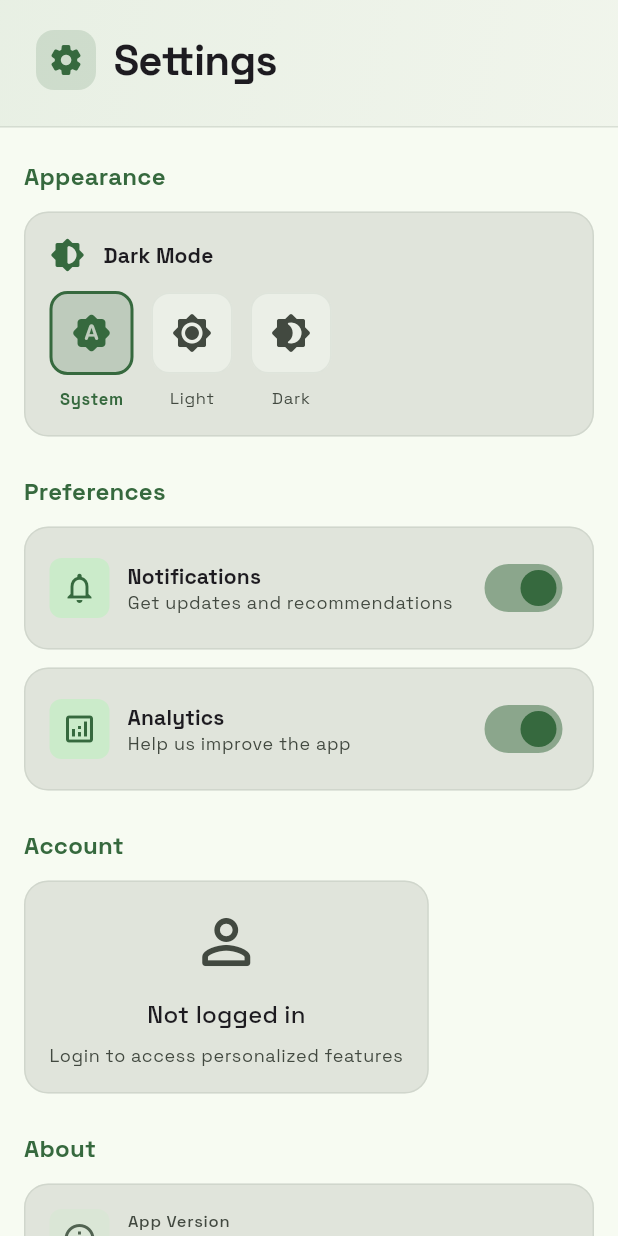
After one commit to ByFlowt/spotify-ai-music-app, a Flutter app: the SettingsPage screen opened directly, on a phone screen of 412 x 824 dp. The commit adds this screen. Run offline on Flutter 3.47's test engine with Material 3 defaults, Android fonts, the phone set to English and light mode, and no system bars; our stand-ins replace audioplayers, flutter_dotenv, flutter_secure_storage, google_fonts, google_generative_ai, qr_flutter and 1 more; missing offline and left inert: dart:html, flutter_web_auth_2; accounts and stored records are empty.

Commit message:
feat: add settings page with dark mode and clickable song filters
- New settings page with Dark Mode toggle (System/Light/Dark)
- Settings menu includes Notifications and Analytics toggles
- Account section with login status and logout functionality
- About section with app version and GitHub repository info
- Enhanced song search with trending tracks display in empty state
- Clickable genre filter and sort buttons (relevance/popularity/newest)
- Added Trending Now section showing top 5 trending tracks
- Settings navigation added to main app with badge indicator
- Material 3 Expressive design with consistent styling
- Support for both authenticated and guest mode users

```diff
--- a/lib/config/api_config.dart
+++ b/lib/config/api_config.dart
@@ -16,7 +16,7 @@ class ApiConfig {
 
   // AUDD Audio Recognition
   static String get auddApiKey =>
-      dotenv.env['AUDD_API_KEY'] ?? '';
+      dotenv.env['3cb567377b824e96657c208fcf07d2bf'] ?? '';
 
   /// Validate that all required API keys are configured
   static List<String> validateConfiguration() {
@@ -32,7 +32,7 @@ class ApiConfig {
       missing.add('GEMINI_API_KEY');
     }
     if (auddApiKey.isEmpty) {
-      missing.add('AUDD_API_KEY (optional for audio search)');
+      missing.add('3cb567377b824e96657c208fcf07d2bf');
     }
 
     return missing;
--- a/lib/main.dart
+++ b/lib/main.dart
@@ -8,6 +8,7 @@ import 'screens/song_search_page.dart';
 import 'screens/my_playlist_page.dart';
 import 'screens/ai_playlist_page.dart';
 import 'screens/login_page.dart';
+import 'screens/settings_page.dart';
 import 'services/spotify_service.dart';
 import 'services/playlist_manager.dart';
 import 'services/ai_playlist_service.dart';
@@ -317,6 +318,7 @@ class _MainNavigatorState extends State<MainNavigator> {
         const HomePage(),
         const SearchPage(),
         const SongSearchPage(),
+        const SettingsPage(),
       ];
     } else {
       return [
@@ -325,6 +327,7 @@ class _MainNavigatorState extends State<MainNavigator> {
         const AIPlaylistPage(),
         const SongSearchPage(),
         const MyPlaylistPage(),
+        const SettingsPage(),
       ];
     }
   }
@@ -415,6 +418,11 @@ class _MainNavigatorState extends State<MainNavigator> {
                   selectedIcon: Icon(Icons.music_note),
                   label: 'Songs',
                 ),
+                const NavigationDestination(
+                  icon: Icon(Icons.settings_outlined),
+                  selectedIcon: Icon(Icons.settings),
+                  label: 'Settings',
+                ),
               ]
             : [
                 const NavigationDestination(
@@ -454,6 +462,11 @@ class _MainNavigatorState extends State<MainNavigator> {
                   ),
                   label: 'My List',
                 ),
+                const NavigationDestination(
+                  icon: Icon(Icons.settings_outlined),
+                  selectedIcon: Icon(Icons.settings),
+                  label: 'Settings',
+                ),
               ],
       ),
     );
--- /dev/null
+++ b/lib/screens/settings_page.dart
@@ -0,0 +1,563 @@
+import 'package:flutter/material.dart';
+import 'package:provider/provider.dart';
+import '../services/spotify_auth_service.dart';
+
+class SettingsPage extends StatefulWidget {
+  const SettingsPage({super.key});
+
+  @override
+  State<SettingsPage> createState() => _SettingsPageState();
+}
+
+class _SettingsPageState extends State<SettingsPage> {
+  late ThemeMode _currentThemeMode;
+  bool _notificationsEnabled = true;
+  bool _analyticsEnabled = true;
+
+  @override
+  void initState() {
+    super.initState();
+    _currentThemeMode = ThemeMode.system;
+  }
+
+  @override
+  Widget build(BuildContext context) {
+    final colorScheme = Theme.of(context).colorScheme;
+    final textTheme = Theme.of(context).textTheme;
+    final authService = context.watch<SpotifyAuthService>();
+
+    return Scaffold(
+      body: SafeArea(
+        child: SingleChildScrollView(
+          child: Column(
+            children: [
+              // Header with gradient
+              Container(
+                padding: const EdgeInsets.fromLTRB(24, 20, 24, 24),
+                decoration: BoxDecoration(
+                  gradient: LinearGradient(
+                    begin: Alignment.topLeft,
+                    end: Alignment.bottomRight,
+                    colors: [
+                      colorScheme.primary.withOpacity(0.08),
+                      colorScheme.secondary.withOpacity(0.04),
+                    ],
+                  ),
+                  border: Border(
+                    bottom: BorderSide(
+                      color: colorScheme.outlineVariant.withOpacity(0.5),
+                      width: 1,
+                    ),
+                  ),
+                ),
+                child: Row(
+                  children: [
+                    Container(
+                      padding: const EdgeInsets.all(8),
+                      decoration: BoxDecoration(
+                        color: colorScheme.primary.withOpacity(0.15),
+                        borderRadius: BorderRadius.circular(12),
+                      ),
+                      child: Icon(
+                        Icons.settings_rounded,
+                        size: 24,
+                        color: colorScheme.primary,
+                      ),
+                    ),
+                    const SizedBox(width: 12),
+                    Text(
+                      'Settings',
+                      style: textTheme.headlineMedium?.copyWith(
+                        fontWeight: FontWeight.w800,
+                        letterSpacing: -0.5,
+                      ),
+                    ),
+                  ],
+                ),
+              ),
+              const SizedBox(height: 8),
+              // Settings Content
+              Padding(
+                padding: const EdgeInsets.symmetric(horizontal: 16, vertical: 12),
+                child: Column(
+                  crossAxisAlignment: CrossAxisAlignment.start,
+                  children: [
+                    // Appearance Section
+                    _buildSectionTitle('Appearance', colorScheme, textTheme),
+                    const SizedBox(height: 12),
+                    _buildThemeCard(context, colorScheme, textTheme),
+                    const SizedBox(height: 24),
+
+                    // Preferences Section
+                    _buildSectionTitle('Preferences', colorScheme, textTheme),
+                    const SizedBox(height: 12),
+                    _buildToggleCard(
+                      context,
+                      Icons.notifications_outlined,
+                      'Notifications',
+                      'Get updates and recommendations',
+                      _notificationsEnabled,
+                      (value) {
+                        setState(() {
+                          _notificationsEnabled = value;
+                        });
+                      },
+                      colorScheme,
+                      textTheme,
+                    ),
+                    const SizedBox(height: 12),
+                    _buildToggleCard(
+                      context,
+                      Icons.analytics_outlined,
+                      'Analytics',
+                      'Help us improve the app',
+                      _analyticsEnabled,
+                      (value) {
+                        setState(() {
+                          _analyticsEnabled = value;
+                        });
+                      },
+                      colorScheme,
+                      textTheme,
+                    ),
+                    const SizedBox(height: 24),
+
+                    // Account Section
+                    _buildSectionTitle('Account', colorScheme, textTheme),
+                    const SizedBox(height: 12),
+                    if (authService.isAuthenticated) ...[
+                      _buildAccountCard(context, authService, colorScheme, textTheme),
+                      const SizedBox(height: 12),
+                      _buildLogoutButton(context, authService, colorScheme, textTheme),
+                    ] else ...[
+                      Container(
+                        padding: const EdgeInsets.all(16),
+                        decoration: BoxDecoration(
+                          color: colorScheme.surfaceContainerHighest,
+                          borderRadius: BorderRadius.circular(16),
+                          border: Border.all(
+                            color: colorScheme.outlineVariant.withOpacity(0.5),
+                          ),
+                        ),
+                        child: Column(
+                          children: [
+                            Icon(
+                              Icons.person_outline_rounded,
+                              size: 48,
+                              color: colorScheme.onSurfaceVariant,
+                            ),
+                            const SizedBox(height: 12),
+                            Text(
+                              'Not logged in',
+                              style: textTheme.titleMedium,
+                            ),
+                            const SizedBox(height: 8),
+                            Text(
+                              'Login to access personalized features',
+                              textAlign: TextAlign.center,
+                              style: textTheme.bodySmall?.copyWith(
+                                color: colorScheme.onSurfaceVariant,
+                              ),
+                            ),
+                          ],
+                        ),
+                      ),
+                    ],
+                    const SizedBox(height: 24),
+
+                    // About Section
+                    _buildSectionTitle('About', colorScheme, textTheme),
+                    const SizedBox(height: 12),
+                    _buildInfoCard(
+                      Icons.info_outline_rounded,
+                      'App Version',
+                      '1.0.0',
+                      colorScheme,
+                      textTheme,
+                    ),
+                    const SizedBox(height: 12),
+                    _buildInfoCard(
+                      Icons.open_in_browser_rounded,
+                      'GitHub Repository',
+                      'ByFlowt/spotify-ai-music-app',
+                      colorScheme,
+                      textTheme,
+                    ),
+                    const SizedBox(height: 24),
+                  ],
+                ),
+              ),
+            ],
+          ),
+        ),
+      ),
+    );
+  }
+
+  Widget _buildSectionTitle(String title, ColorScheme colorScheme, TextTheme textTheme) {
+    return Text(
+      title,
+      style: textTheme.titleMedium?.copyWith(
+        fontWeight: FontWeight.bold,
+        color: colorScheme.primary,
+      ),
+    );
+  }
+
+  Widget _buildThemeCard(BuildContext context, ColorScheme colorScheme, TextTheme textTheme) {
+    return Container(
+      padding: const EdgeInsets.all(16),
+      decoration: BoxDecoration(
+        color: colorScheme.surfaceContainerHighest,
+        borderRadius: BorderRadius.circular(16),
+        border: Border.all(
+          color: colorScheme.outlineVariant.withOpacity(0.5),
+        ),
+      ),
+      child: Column(
+        crossAxisAlignment: CrossAxisAlignment.start,
+        children: [
+          Row(
+            children: [
+              Icon(
+                Icons.brightness_6_rounded,
+                color: colorScheme.primary,
+              ),
+              const SizedBox(width: 12),
+              Text(
+                'Dark Mode',
+                style: textTheme.titleSmall?.copyWith(fontWeight: FontWeight.bold),
+              ),
+            ],
+          ),
+          const SizedBox(height: 12),
+          SingleChildScrollView(
+            scrollDirection: Axis.horizontal,
+            child: Row(
+              children: [
+                _buildThemeOption(
+                  context,
+                  'System',
+                  ThemeMode.system,
+                  Icons.brightness_auto_rounded,
+                  colorScheme,
+                  textTheme,
+                ),
+                const SizedBox(width: 12),
+                _buildThemeOption(
+                  context,
+                  'Light',
+                  ThemeMode.light,
+                  Icons.brightness_7_rounded,
+                  colorScheme,
+                  textTheme,
+                ),
+                const SizedBox(width: 12),
+                _buildThemeOption(
+                  context,
+                  'Dark',
+                  ThemeMode.dark,
+                  Icons.brightness_4_rounded,
+                  colorScheme,
+                  textTheme,
+                ),
+              ],
+            ),
+          ),
+        ],
+      ),
+    );
+  }
+
+  Widget _buildThemeOption(
+    BuildContext context,
+    String label,
+    ThemeMode mode,
+    IconData icon,
+    ColorScheme colorScheme,
+    TextTheme textTheme,
+  ) {
+    final isSelected = _currentThemeMode == mode ||
+        (mode == ThemeMode.system && _currentThemeMode == ThemeMode.system);
+
+    return GestureDetector(
+      onTap: () {
+        setState(() {
+          _currentThemeMode = mode;
+        });
+        ScaffoldMessenger.of(context).showSnackBar(
+          SnackBar(
+            content: Text('Theme set to $label'),
+            behavior: SnackBarBehavior.floating,
+            duration: const Duration(milliseconds: 1500),
+          ),
+        );
+      },
+      child: Column(
+        children: [
+          Container(
+            padding: const EdgeInsets.all(12),
+            decoration: BoxDecoration(
+              color: isSelected ? colorScheme.primary.withOpacity(0.2) : colorScheme.surfaceContainer,
+              borderRadius: BorderRadius.circular(12),
+              border: Border.all(
+                color: isSelected ? colorScheme.primary : colorScheme.outlineVariant.withOpacity(0.3),
+                width: isSelected ? 2 : 1,
+              ),
+            ),
+            child: Icon(
+              icon,
+              color: isSelected ? colorScheme.primary : colorScheme.onSurfaceVariant,
+              size: 28,
+            ),
+          ),
+          const SizedBox(height: 8),
+          Text(
+            label,
+            style: textTheme.labelSmall?.copyWith(
+              fontWeight: isSelected ? FontWeight.bold : FontWeight.normal,
+              color: isSelected ? colorScheme.primary : colorScheme.onSurfaceVariant,
+            ),
+          ),
+        ],
+      ),
+    );
+  }
+
+  Widget _buildToggleCard(
+    BuildContext context,
+    IconData icon,
+    String title,
+    String subtitle,
+    bool value,
+    Function(bool) onChanged,
+    ColorScheme colorScheme,
+    TextTheme textTheme,
+  ) {
+    return Container(
+      padding: const EdgeInsets.all(16),
+      decoration: BoxDecoration(
+        color: colorScheme.surfaceContainerHighest,
+        borderRadius: BorderRadius.circular(16),
+        border: Border.all(
+          color: colorScheme.outlineVariant.withOpacity(0.5),
+        ),
+      ),
+      child: Row(
+        children: [
+          Container(
+            padding: const EdgeInsets.all(8),
+            decoration: BoxDecoration(
+              color: colorScheme.primaryContainer.withOpacity(0.5),
+              borderRadius: BorderRadius.circular(8),
+            ),
+            child: Icon(
+              icon,
+              color: colorScheme.primary,
+              size: 24,
+            ),
+          ),
+          const SizedBox(width: 12),
+          Expanded(
+            child: Column(
+              crossAxisAlignment: CrossAxisAlignment.start,
+              children: [
+                Text(
+                  title,
+                  style: textTheme.titleSmall?.copyWith(fontWeight: FontWeight.bold),
+                ),
+                Text(
+                  subtitle,
+                  style: textTheme.bodySmall?.copyWith(
+                    color: colorScheme.onSurfaceVariant,
+                  ),
+                ),
+              ],
+            ),
+          ),
+          Switch(
+            value: value,
+            onChanged: onChanged,
+            activeColor: colorScheme.primary,
+          ),
+        ],
+      ),
+    );
+  }
+
+  Widget _buildAccountCard(
+    BuildContext context,
+    SpotifyAuthService authService,
+    ColorScheme colorScheme,
+    TextTheme textTheme,
+  ) {
+    return Container(
+      padding: const EdgeInsets.all(16),
+      decoration: BoxDecoration(
+        gradient: LinearGradient(
+          begin: Alignment.topLeft,
+          end: Alignment.bottomRight,
+          colors: [
+            colorScheme.primary.withOpacity(0.1),
+            colorScheme.secondary.withOpacity(0.05),
+          ],
+        ),
+        borderRadius: BorderRadius.circular(16),
+        border: Border.all(
+          color: colorScheme.primary.withOpacity(0.3),
+        ),
+      ),
+      child: Row(
+        children: [
+          Container(
+            padding: const EdgeInsets.all(12),
+            decoration: BoxDecoration(
+              color: colorScheme.primary.withOpacity(0.2),
+              borderRadius: BorderRadius.circular(12),
+            ),
+            child: Icon(
+              Icons.person_rounded,
+              color: colorScheme.primary,
+              size: 32,
+            ),
+          ),
+          const SizedBox(width: 16),
+          Expanded(
+            child: Column(
+              crossAxisAlignment: CrossAxisAlignment.start,
+              children: [
+                Text(
+                  'Logged in to Spotify',
+                  style: textTheme.titleSmall?.copyWith(fontWeight: FontWeight.bold),
+                ),
+                const SizedBox(height: 4),
+                Text(
+                  'Premium access enabled',
+                  style: textTheme.bodySmall?.copyWith(
+                    color: colorScheme.onSurfaceVariant,
+                  ),
+                ),
+              ],
+            ),
+          ),
+          Container(
+            padding: const EdgeInsets.all(4),
+            decoration: BoxDecoration(
+              color: const Color(0xFF1DB954).withOpacity(0.2),
+              borderRadius: BorderRadius.circular(8),
+            ),
+            child: const Icon(
+              Icons.check_circle,
+              color: Color(0xFF1DB954),
+              size: 20,
+            ),
+          ),
+        ],
+      ),
+    );
+  }
+
+  Widget _buildLogoutButton(
+    BuildContext context,
+    SpotifyAuthService authService,
+    ColorScheme colorScheme,
+    TextTheme textTheme,
+  ) {
+    return SizedBox(
+      width: double.infinity,
+      child: ElevatedButton.icon(
+        onPressed: () async {
+          showDialog(
+            context: context,
+            builder: (context) => AlertDialog(
+              title: const Text('Logout?'),
+              content: const Text('Are you sure you want to logout from Spotify?'),
+              actions: [
+                TextButton(
+                  onPressed: () => Navigator.pop(context),
+                  child: const Text('Cancel'),
+                ),
+                FilledButton(
+                  onPressed: () async {
+                    await authService.logout();
+                    if (context.mounted) {
+                      Navigator.pop(context);
+                      ScaffoldMessenger.of(context).showSnackBar(
+                        const SnackBar(
+                          content: Text('Logged out successfully'),
+                          behavior: SnackBarBehavior.floating,
+                        ),
+                      );
+                    }
+                  },
+                  child: const Text('Logout'),
+                ),
+              ],
+            ),
+          );
+        },
+        icon: const Icon(Icons.logout_rounded),
+        label: const Text('Logout'),
+        style: ElevatedButton.styleFrom(
+          backgroundColor: colorScheme.error,
+          foregroundColor: Colors.white,
+          padding: const EdgeInsets.symmetric(vertical: 12),
+        ),
+      ),
+    );
+  }
+
+  Widget _buildInfoCard(
+    IconData icon,
+    String title,
+    String value,
+    ColorScheme colorScheme,
+    TextTheme textTheme,
+  ) {
+    return Container(
+      padding: const EdgeInsets.all(16),
+      decoration: BoxDecoration(
+        color: colorScheme.surfaceContainerHighest,
+        borderRadius: BorderRadius.circular(16),
+        border: Border.all(
+          color: colorScheme.outlineVariant.withOpacity(0.5),
+        ),
+      ),
+      child: Row(
+        children: [
+          Container(
+            padding: const EdgeInsets.all(8),
+            decoration: BoxDecoration(
+              color: colorScheme.secondaryContainer.withOpacity(0.5),
+              borderRadius: BorderRadius.circular(8),
+            ),
+            child: Icon(
+              icon,
+              color: colorScheme.secondary,
+              size: 24,
+            ),
+          ),
+          const SizedBox(width: 12),
+          Expanded(
+            child: Column(
+              crossAxisAlignment: CrossAxisAlignment.start,
+              children: [
+                Text(
+                  title,
+                  style: textTheme.labelSmall?.copyWith(
+                    color: colorScheme.onSurfaceVariant,
+                  ),
+                ),
+                const SizedBox(height: 4),
+                Text(
+                  value,
+                  style: textTheme.titleSmall?.copyWith(fontWeight: FontWeight.bold),
+                ),
+              ],
+            ),
+          ),
+        ],
+      ),
+    );
+  }
+}
```
Also changed, not shown: lib/screens/song_search_page.dart (+126 -0 lines), docs/assets/fonts/MaterialIcons-Regular.otf, 4 other files.
